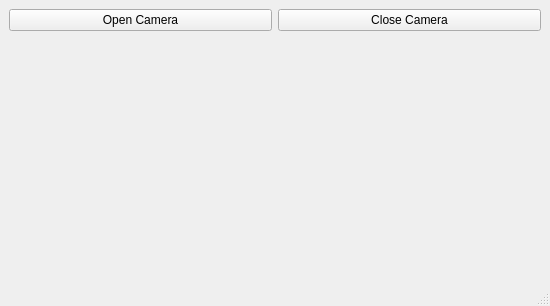
adem0zer/Qt, file FaceLandmarks/mainwindow.ui: the form before one commit.
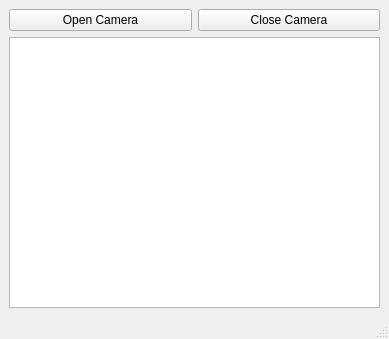
The form after the commit.

Commit message: change label to graphicsview

Diff of the .ui file:
```diff
--- a/FaceLandmarks/mainwindow.ui
+++ b/FaceLandmarks/mainwindow.ui
@@ -6,8 +6,8 @@
    <rect>
     <x>0</x>
     <y>0</y>
-    <width>550</width>
-    <height>306</height>
+    <width>389</width>
+    <height>339</height>
    </rect>
   </property>
   <property name="windowTitle">
@@ -15,20 +15,6 @@
   </property>
   <widget class="QWidget" name="centralwidget">
    <layout class="QGridLayout" name="gridLayout">
-    <item row="3" column="0" colspan="2">
-     <widget class="QLabel" name="lblCamera">
-      <property name="text">
-       <string/>
-      </property>
-     </widget>
-    </item>
-    <item row="0" column="1">
-     <widget class="QPushButton" name="btnCloseCamera">
-      <property name="text">
-       <string>Close Camera</string>
-      </property>
-     </widget>
-    </item>
     <item row="0" column="0">
      <widget class="QPushButton" name="btnOpenCamera">
       <property name="text">
@@ -36,6 +22,26 @@
       </property>
      </widget>
     </item>
+    <item row="0" column="1">
+     <widget class="QPushButton" name="btnCloseCamera">
+      <property name="text">
+       <string>Close Camera</string>
+      </property>
+     </widget>
+    </item>
+    <item row="1" column="0" colspan="2">
+     <widget class="QGraphicsView" name="graphicsView">
+      <property name="verticalScrollBarPolicy">
+       <enum>Qt::ScrollBarAlwaysOff</enum>
+      </property>
+      <property name="horizontalScrollBarPolicy">
+       <enum>Qt::ScrollBarAlwaysOff</enum>
+      </property>
+      <property name="sizeAdjustPolicy">
+       <enum>QAbstractScrollArea::AdjustToContents</enum>
+      </property>
+     </widget>
+    </item>
    </layout>
   </widget>
   <widget class="QMenuBar" name="menubar">
```
Left out of the diff: 2 changed lines with no effect on the pictures. The commit also changes 3 other files.
